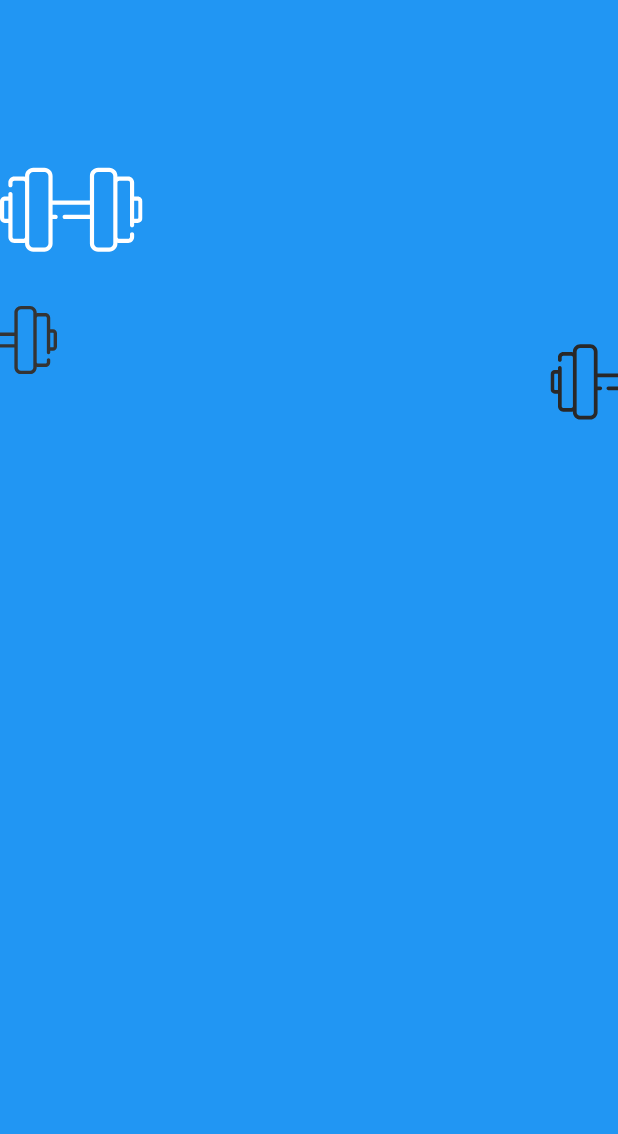
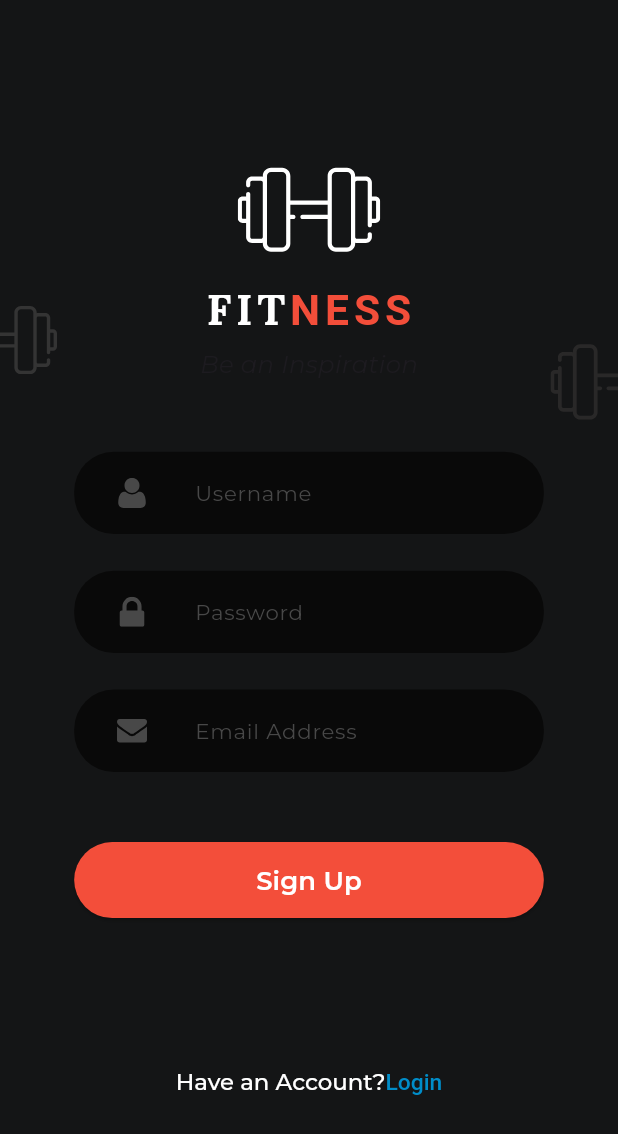
Before and after one commit to ak-abdullah/Fitness-App, a Flutter app: the Signup screen opened by its route, on a phone screen of 412 x 824 dp. Shown: the top 1134 px of the screen. Run offline on Flutter 3.47's test engine with Material 3 defaults, Android fonts, the light colour scheme and no system bars; our stand-ins replace flutter_screenutil, flutter_svg, get, go_router, google_fonts, wakelock_plus.

```diff
--- a/lib/core/themes.dart
+++ b/lib/core/themes.dart
@@ -2,8 +2,17 @@ import 'package:flutter/material.dart';
 
 class AppTheme {
   static const Color textColor = Color(0xFFFFFFFF);
+  static const Color textColorLabel = Color(0xFFF34E3A);
+  static const Color subtitleColor = Color(0xFF656565);
   static const Color buttonColor = Color(0xFFF34E3A);
   static const Color buttonTextColor = Color(0xFFF34E3A);
   static const Color buttonBackgroundColor = Color(0xFF140702);
   static const Color appBackgroundColor = Color(0xFF141516);
+  static const Color textFieldBackgroundColor = Color(0xFF090909);
+  static const Color cursorColor = Color(0xFF484848);
+  static const Color hintTextColor = Color(0xFF484848);
+  static const Color loginButtonColor = Color(0xFF008DC9);
+  static const Color selectionColor = Color(0xFF484848);
+  static const Color selectionHandleColor = Color(0xFFF34E3A);
+
 }
--- a/lib/features/auth/auth_images.dart
+++ b/lib/features/auth/auth_images.dart
@@ -2,4 +2,8 @@ class AuthImages {
   static const String dumbbellLeft = 'assets/images/auth/dumbbell_left.svg';
   static const String dumbbellRight = 'assets/images/auth/dumbbell_right.svg';
   static const String dumbbellCenter = 'assets/images/auth/dumbbell_center.svg';
+
+  static const String padlock = 'assets/images/auth/padlock.svg';
+  static const String userShape = 'assets/images/auth/user-shape.svg';
+  static const String envelope = 'assets/images/auth/envelope.svg';
 }
--- a/lib/features/auth/signup.dart
+++ b/lib/features/auth/signup.dart
@@ -1,8 +1,12 @@
 import 'package:fitness_app/core/themes.dart';
 import 'package:fitness_app/features/auth/auth_images.dart';
+import 'package:fitness_app/features/widgets/auth_form.dart';
+import 'package:fitness_app/features/widgets/custom_text_field.dart';
+import 'package:fitness_app/features/widgets/decorated_background.dart';
 import 'package:flutter/material.dart';
 import 'package:flutter_screenutil/flutter_screenutil.dart';
 import 'package:flutter_svg/svg.dart';
+import 'package:google_fonts/google_fonts.dart';
 
 class Signup extends StatelessWidget {
   const Signup({super.key});
@@ -10,34 +14,13 @@ class Signup extends StatelessWidget {
   @override
   Widget build(BuildContext context) {
     return Scaffold(
+
       backgroundColor: AppTheme.appBackgroundColor,
-      body: Container(
-        color: Colors.blue,
-        child: Stack(
-          children: [
-            Row(
-              mainAxisAlignment: MainAxisAlignment.spaceBetween,
-              children: [
-                Padding(
-                  padding: EdgeInsets.only(top: 154.h),
-                  child: SvgPicture.asset(AuthImages.dumbbellLeft),
-                ),
-                Padding(
-                  padding: EdgeInsets.only(top: 209.h),
-                  child: SvgPicture.asset(AuthImages.dumbbellRight),
-                ),
-              ],
-            ),
-            Column(
-              children: [
-                Padding(
-                  padding: EdgeInsets.only(top: 91.h),
-                  child: SvgPicture.asset(AuthImages.dumbbellCenter),
-                ),
-              ],
-            ),
-          ],
-        ),
+      body: Stack(
+        children: [
+          DecoratedBackground(),
+          AuthForm(),
+        ],
       ),
     );
   }
--- a/lib/features/onboarding/view/widgets/onboarding_action_card.dart
+++ b/lib/features/onboarding/view/widgets/onboarding_action_card.dart
@@ -51,7 +51,6 @@ class OnboardingActionCard extends StatelessWidget {
               width: double.infinity,
               child: Obx(() {
                 if (_controller.isOnboardingCompleted.value) {
-
                   WidgetsBinding.instance.addPostFrameCallback((_) {
                     context.go('/signup');
                   });
--- /dev/null
+++ b/lib/features/widgets/auth_form.dart
@@ -0,0 +1,110 @@
+import 'package:fitness_app/core/themes.dart';
+import 'package:fitness_app/features/auth/auth_images.dart';
+import 'package:flutter/material.dart';
+import 'package:flutter_screenutil/flutter_screenutil.dart';
+import 'package:flutter_svg/svg.dart';
+import 'package:google_fonts/google_fonts.dart';
+
+import 'custom_text_field.dart';
+
+class AuthForm extends StatelessWidget {
+  const AuthForm({
+    super.key,
+  });
+
+  @override
+  Widget build(BuildContext context) {
+    return SingleChildScrollView(
+      child: Column(
+        crossAxisAlignment: CrossAxisAlignment.center,
+
+        children: [
+          Padding(
+            padding: EdgeInsets.only(top: 91.h, left: 140.w, right: 140.w),
+            child: SvgPicture.asset(AuthImages.dumbbellCenter),
+          ),
+          RichText(
+            text: TextSpan(
+              style: GoogleFonts.lora(
+                fontSize: 28.sp,
+                fontWeight: FontWeight.bold,
+                color: AppTheme.textColor,
+                letterSpacing: 3.w,
+              ),
+              children: [
+                TextSpan(text: 'FIT'),
+                TextSpan(
+                  text: 'NESS',
+                  style: TextStyle(color: AppTheme.textColorLabel),
+                ),
+              ],
+            ),
+          ),
+          Padding(
+            padding: EdgeInsets.only(top: 8.h, bottom: 46.h),
+            child: Text(
+              'Be an Inspiration',
+              style: GoogleFonts.montserrat(
+                fontSize: 16.sp,
+                fontStyle: FontStyle.italic,
+              ),
+            ),
+          ),
+          Padding(
+            padding: EdgeInsets.symmetric(horizontal: 45.w),
+            child: Column(
+              children: [
+                CustomTextField(
+                  icon: AuthImages.userShape,
+                  hint: 'Username',
+                ),
+                SizedBox(height: 24.h),
+                CustomTextField(icon: AuthImages.padlock, hint: 'Password'),
+                SizedBox(height: 24.h),
+                CustomTextField(
+                  icon: AuthImages.envelope,
+                  hint: 'Email Address',
+                ),
+                SizedBox(height: 46.h),
+                SizedBox(
+                  height: 50.h,
+                  width: double.infinity,
+                  child: ElevatedButton(
+                    style: ElevatedButton.styleFrom(
+                      backgroundColor: AppTheme.buttonColor,
+                    ),
+                    onPressed: () {},
+                    child: Text(
+                      'Sign Up',
+                      style: GoogleFonts.montserrat(
+                        fontWeight: FontWeight.w600,
+                        fontSize: 17.sp,
+                        color: AppTheme.textColor,
+                      ),
+                    ),
+                  ),
+                ),
+              ],
+            ),
+          ),
+          SizedBox(height: 98.h),
+          RichText(
+              text: TextSpan(
+                  text: 'Have an Account?',
+                  style: GoogleFonts.montserrat(
+                    color: AppTheme.textColor,
+                    fontSize: 15.sp,
+                    fontWeight: FontWeight.w500,
+                  ),
+                  children: [
+                    TextSpan(text: 'Login', style: TextStyle(color: AppTheme.loginButtonColor))
+                  ]
+              )
+
+
+          ),
+        ],
+      ),
+    );
+  }
+}
--- /dev/null
+++ b/lib/features/widgets/custom_text_field.dart
@@ -0,0 +1,58 @@
+import 'package:fitness_app/core/themes.dart';
+import 'package:flutter/material.dart';
+import 'package:flutter_screenutil/flutter_screenutil.dart';
+import 'package:flutter_svg/svg.dart';
+import 'package:google_fonts/google_fonts.dart';
+
+class CustomTextField extends StatelessWidget {
+  const CustomTextField({super.key, required this.icon, required this.hint});
+  final String icon;
+  final String hint;
+  @override
+  Widget build(BuildContext context) {
+    return Container(
+      height: 50.w,
+      decoration: BoxDecoration(
+        color: AppTheme.textFieldBackgroundColor,
+        borderRadius: BorderRadius.circular(26.r),
+      ),
+      child: Row(
+        children: [
+          Padding(
+            padding: EdgeInsets.only(left: 26.w, right: 29.w),
+            child: SvgPicture.asset(icon, width: 20, height: 20),
+          ),
+
+          Expanded(
+            child: Theme(
+              data: Theme.of(context).copyWith(
+                textSelectionTheme: TextSelectionThemeData(
+
+                  selectionColor: AppTheme.selectionColor,
+                  selectionHandleColor: AppTheme.selectionHandleColor,
+                ),
+              ),
+              child: TextFormField(
+
+                style: GoogleFonts.montserrat(
+                  fontSize: 14.sp,
+                  color: AppTheme.textColor,
+                ),
+                cursorColor: AppTheme.cursorColor,
+
+                decoration: InputDecoration(
+                  border: InputBorder.none,
+                  hintText: hint,
+                  hintStyle: GoogleFonts.montserrat(
+                    fontSize: 14.sp,
+                    color: AppTheme.hintTextColor,
+                  ),
+                ),
+              ),
+            ),
+          ),
+        ],
+      ),
+    );
+  }
+}
--- /dev/null
+++ b/lib/features/widgets/decorated_background.dart
@@ -0,0 +1,27 @@
+import 'package:fitness_app/features/auth/auth_images.dart';
+import 'package:flutter/material.dart';
+import 'package:flutter_screenutil/flutter_screenutil.dart';
+import 'package:flutter_svg/svg.dart';
+
+class DecoratedBackground extends StatelessWidget {
+  const DecoratedBackground({
+    super.key,
+  });
+
+  @override
+  Widget build(BuildContext context) {
+    return Row(
+      mainAxisAlignment: MainAxisAlignment.spaceBetween,
+      children: [
+        Padding(
+          padding: EdgeInsets.only(top: 154.h),
+          child: SvgPicture.asset(AuthImages.dumbbellLeft),
+        ),
+        Padding(
+          padding: EdgeInsets.only(top: 209.h),
+          child: SvgPicture.asset(AuthImages.dumbbellRight),
+        ),
+      ],
+    );
+  }
+}
```
Also changed, not shown: assets/images/auth/envelope.svg (added), assets/images/auth/padlock.svg (added), assets/images/auth/user-shape.svg (added).
